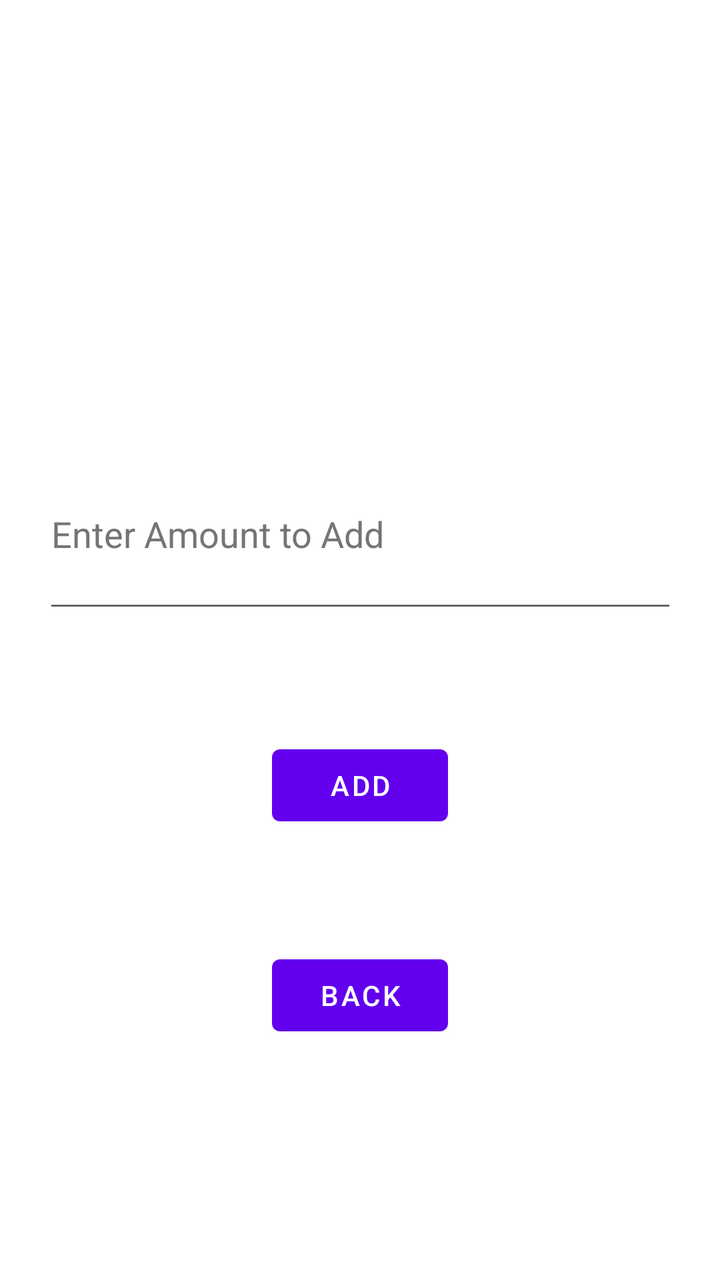
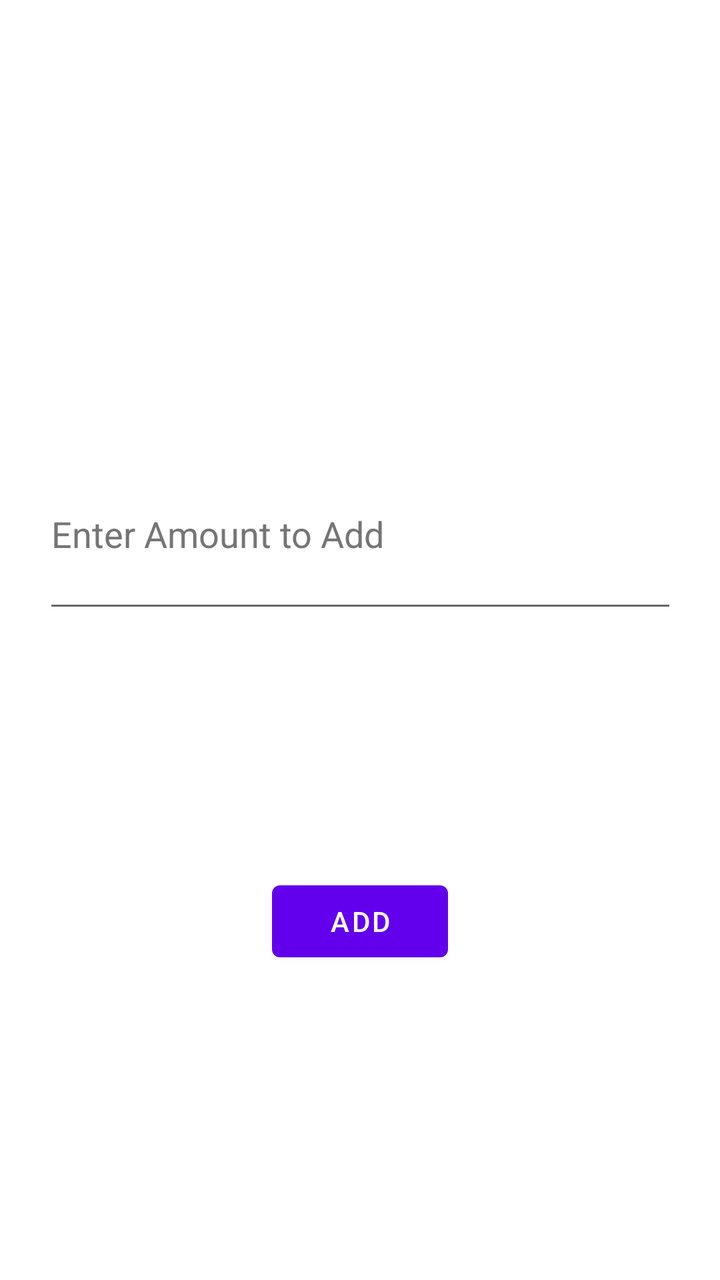

Two renders of the same Android screen: before a commit and after it. Below are the layout's source before the change and the commit's diff.
<!-- AndroidManifest.xml: application theme Theme.GamblingBadger -->
<!-- res/layout/fragment_add_balance.xml -->
<?xml version="1.0" encoding="utf-8"?>
<androidx.constraintlayout.widget.ConstraintLayout xmlns:android="http://schemas.android.com/apk/res/android"
    xmlns:app="http://schemas.android.com/apk/res-auto"
    xmlns:tools="http://schemas.android.com/tools"
    android:id="@+id/ConstraintLayout"
    android:layout_width="match_parent"
    android:layout_height="match_parent"
    tools:context=".balance.AddBalanceFragment">

    <Button
        android:id="@+id/addBalanceFrag_button_add"
        android:layout_width="wrap_content"
        android:layout_height="wrap_content"
        android:text="@string/Add"
        app:layout_constraintBottom_toTopOf="@+id/addBalanceFrag_button_back"
        app:layout_constraintEnd_toEndOf="parent"
        app:layout_constraintHorizontal_bias="0.5"
        app:layout_constraintStart_toStartOf="parent"
        app:layout_constraintTop_toBottomOf="@+id/addBalanceFrag_addAmt" />

    <EditText
        android:id="@+id/addBalanceFrag_addAmt"
        android:layout_width="317dp"
        android:layout_height="92dp"
        android:autofillHints=" "
        android:hint="@string/enter_amount_to_ad"
        android:imeOptions="actionDone"
        android:inputType="numberDecimal"
        android:textColorHint="#757575"
        app:layout_constraintBottom_toBottomOf="parent"
        app:layout_constraintEnd_toEndOf="parent"
        app:layout_constraintStart_toStartOf="parent"
        app:layout_constraintTop_toTopOf="parent"
        app:layout_constraintVertical_bias="0.40" />

    <Button
        android:id="@+id/addBalanceFrag_button_back"
        android:layout_width="wrap_content"
        android:layout_height="wrap_content"
        android:text="@string/back"
        app:layout_constraintBottom_toBottomOf="parent"
        app:layout_constraintEnd_toEndOf="parent"
        app:layout_constraintHorizontal_bias="0.5"
        app:layout_constraintStart_toStartOf="parent"
        app:layout_constraintTop_toTopOf="parent"
        app:layout_constraintVertical_bias="0.8" />

</androidx.constraintlayout.widget.ConstraintLayout>
<!-- resources referenced by this layout -->
<resources>
  <string name="Add">ADD</string>
  <string name="back">Back</string>
  <string name="enter_amount_to_ad">Enter Amount to Add</string>
  <style name="Theme.GamblingBadger" parent="Theme.MaterialComponents.DayNight.DarkActionBar">
          
          <item name="colorPrimary">@color/purple_500</item>
          <item name="colorPrimaryVariant">@color/purple_700</item>
          <item name="colorOnPrimary">@color/white</item>
          
          <item name="colorSecondary">@color/teal_200</item>
          <item name="colorSecondaryVariant">@color/teal_700</item>
          <item name="colorOnSecondary">@color/black</item>
          
          <item name="android:statusBarColor" tools:targetApi="l">?attr/colorPrimaryVariant</item>
          
      </style>
  <color name="purple_500">#FF6200EE</color>
  <color name="purple_700">#FF3700B3</color>
  <color name="white">#FFFFFFFF</color>
  <color name="teal_200">#FF03DAC5</color>
  <color name="teal_700">#FF018786</color>
  <color name="black">#FF000000</color>
</resources>

<!-- the commit's change to res/layout/fragment_add_balance.xml (unified diff, before → after) -->
@@ -11,12 +11,13 @@
         android:id="@+id/addBalanceFrag_button_add"
         android:layout_width="wrap_content"
         android:layout_height="wrap_content"
+        android:layout_marginTop="112dp"
         android:text="@string/Add"
-        app:layout_constraintBottom_toTopOf="@+id/addBalanceFrag_button_back"
+        app:layout_constraintBottom_toBottomOf="parent"
         app:layout_constraintEnd_toEndOf="parent"
-        app:layout_constraintHorizontal_bias="0.5"
         app:layout_constraintStart_toStartOf="parent"
-        app:layout_constraintTop_toBottomOf="@+id/addBalanceFrag_addAmt" />
+        app:layout_constraintTop_toBottomOf="@+id/addBalanceFrag_addAmt"
+        app:layout_constraintVertical_bias="0.08" />
 
     <EditText
         android:id="@+id/addBalanceFrag_addAmt"
@@ -33,16 +34,4 @@
         app:layout_constraintTop_toTopOf="parent"
         app:layout_constraintVertical_bias="0.40" />
 
-    <Button
-        android:id="@+id/addBalanceFrag_button_back"
-        android:layout_width="wrap_content"
-        android:layout_height="wrap_content"
-        android:text="@string/back"
-        app:layout_constraintBottom_toBottomOf="parent"
-        app:layout_constraintEnd_toEndOf="parent"
-        app:layout_constraintHorizontal_bias="0.5"
-        app:layout_constraintStart_toStartOf="parent"
-        app:layout_constraintTop_toTopOf="parent"
-        app:layout_constraintVertical_bias="0.8" />
-
 </androidx.constraintlayout.widget.ConstraintLayout>
<!-- resource entries referenced after the edit -->
@@ -1,7 +1,6 @@
 <!-- resources referenced by this layout -->
 <resources>
   <string name="Add">ADD</string>
-  <string name="back">Back</string>
   <string name="enter_amount_to_ad">Enter Amount to Add</string>
   <style name="Theme.GamblingBadger" parent="Theme.MaterialComponents.DayNight.DarkActionBar">
           
